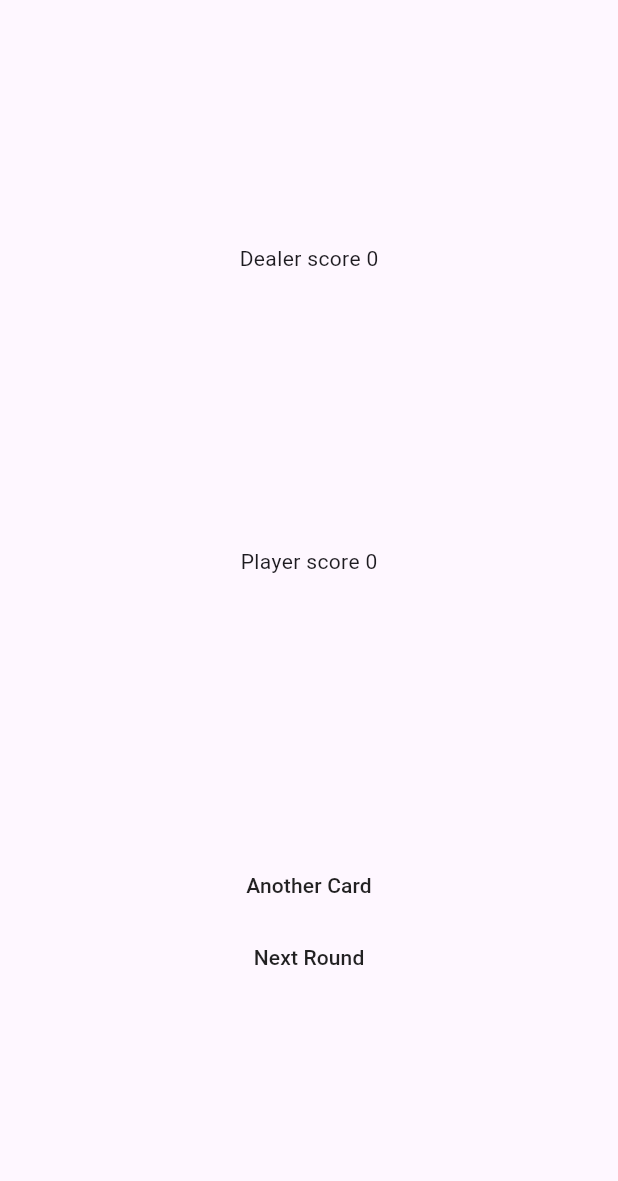
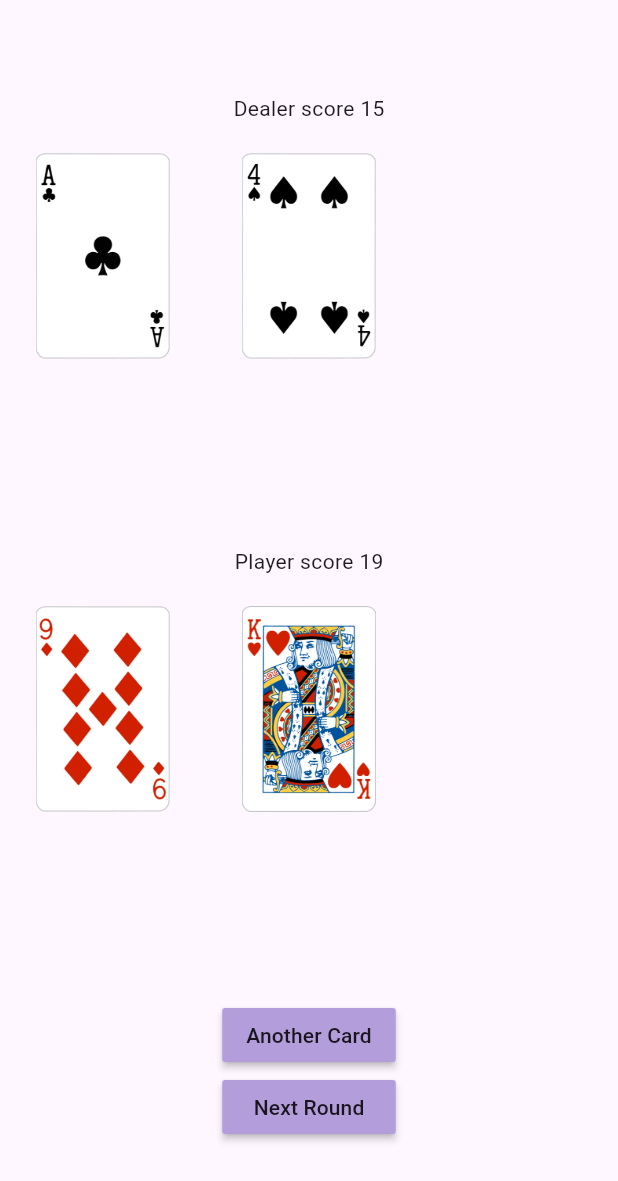
Before and after one commit to Oliolixinfree/black-jack, a Flutter app: the screen it shows after launch, after a tap on "Start Game", on a phone screen of 412 x 824 dp. Shown: the top 1181 px of the screen. Run offline on Flutter 3.47's test engine with Material 2 defaults, Android fonts, the phone set to English and light mode, and no system bars.

```diff
--- a/lib/screens/black_jack_screen.dart
+++ b/lib/screens/black_jack_screen.dart
@@ -1,3 +1,5 @@
+import 'dart:math';
+
 import 'package:flutter/material.dart';
 
 class BlackJackScreen extends StatefulWidget {
@@ -90,6 +92,46 @@ class _BlackJackScreenState extends State<BlackJackScreen> {
     setState(() {
       isGameStarted = true;
     });
+
+    myCards = [];
+    dealersCards = [];
+
+    Random random = Random();
+
+    String cardOneKey =
+        playingCards.keys.elementAt(random.nextInt(playingCards.length));
+    // Making sure cards are unique and remove cardOneKey from playingCards
+    playingCards.removeWhere((key, value) => key == cardOneKey);
+
+    String cardTwoKey =
+        playingCards.keys.elementAt(random.nextInt(playingCards.length));
+    playingCards.removeWhere((key, value) => key == cardTwoKey);
+
+    String cardThreeKey =
+        playingCards.keys.elementAt(random.nextInt(playingCards.length));
+    playingCards.removeWhere((key, value) => key == cardThreeKey);
+
+    String cardFourKey =
+        playingCards.keys.elementAt(random.nextInt(playingCards.length));
+    playingCards.removeWhere((key, value) => key == cardFourKey);
+
+    dealersFirstCard = cardOneKey;
+    dealersSecondCard = cardTwoKey;
+
+    playerFirstCard = cardThreeKey;
+    playerSecondCard = cardFourKey;
+
+    dealersCards.add(Image.asset(dealersFirstCard!));
+    dealersCards.add(Image.asset(dealersSecondCard!));
+
+    dealerScore =
+        deckOfCards[dealersFirstCard]! + deckOfCards[dealersSecondCard]!;
+
+    myCards.add(Image.asset(playerFirstCard!));
+    myCards.add(Image.asset(playerSecondCard!));
+
+    playerScore =
+        deckOfCards[playerFirstCard]! + deckOfCards[playerSecondCard]!;
   }
 
   void addCard() {}
@@ -110,6 +152,19 @@ class _BlackJackScreenState extends State<BlackJackScreen> {
                         const SizedBox(
                           height: 20,
                         ),
+                        Container(
+                          height: 200,
+                          child: GridView.builder(
+                              gridDelegate:
+                                  SliverGridDelegateWithFixedCrossAxisCount(
+                                crossAxisCount: 3,
+                              ),
+                              itemCount: dealersCards.length,
+                              physics: NeverScrollableScrollPhysics(),
+                              itemBuilder: (context, index) {
+                                return dealersCards[index];
+                              }),
+                        ),
                       ],
                     ),
                     // player cards
@@ -119,20 +174,39 @@ class _BlackJackScreenState extends State<BlackJackScreen> {
                         const SizedBox(
                           height: 20,
                         ),
+                        Container(
+                          height: 200,
+                          child: GridView.builder(
+                              gridDelegate:
+                                  SliverGridDelegateWithFixedCrossAxisCount(
+                                crossAxisCount: 3,
+                              ),
+                              itemCount: myCards.length,
+                              physics: NeverScrollableScrollPhysics(),
+                              itemBuilder: (context, index) {
+                                return myCards[index];
+                              }),
+                        ),
                       ],
                     ),
                     // 2 buttons
-                    Column(
+                    IntrinsicWidth(
+                      child: Column(
+                        mainAxisSize: MainAxisSize.min,
+                        crossAxisAlignment: CrossAxisAlignment.stretch,
                         children: [
                           MaterialButton(
                             onPressed: addCard,
+                            color: Colors.deepPurple[200],
                             child: const Text('Another Card'),
                           ),
                           MaterialButton(
                             onPressed: () {},
+                            color: Colors.deepPurple[200],
                             child: const Text('Next Round'),
                           ),
                         ],
+                      ),
                     )
                   ],
                 ),
@@ -140,10 +214,11 @@ class _BlackJackScreenState extends State<BlackJackScreen> {
             )
           : Center(
               child: MaterialButton(
-                child: const Text('Start Game'),
                 onPressed: () {
                   changeCards();
                 },
+                color: Colors.deepPurple[200],
+                child: const Text('Start Game'),
               ),
             ),
     );
```
Lines whose indentation alone changed are shown as unchanged.
